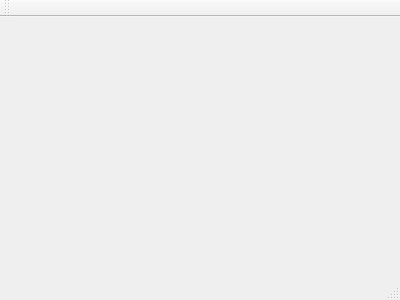
Qt form mainwindow.ui (xieyipeng/git-helper) before a commit.
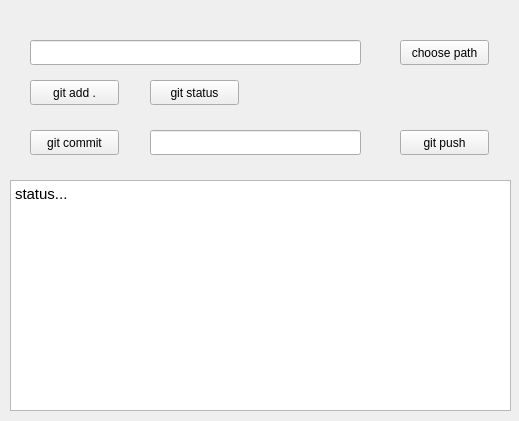
The same form after that commit.

The edit to the form file:
```diff
--- a/mainwindow.ui
+++ b/mainwindow.ui
@@ -1,24 +1,123 @@
 <ui version="4.0">
  <class>MainWindow</class>
- <widget class="QMainWindow" name="MainWindow" >
-  <property name="geometry" >
+ <widget class="QMainWindow" name="MainWindow">
+  <property name="geometry">
    <rect>
     <x>0</x>
     <y>0</y>
-    <width>400</width>
-    <height>300</height>
+    <width>519</width>
+    <height>421</height>
    </rect>
   </property>
   <property name="windowTitle" >
    <string>MainWindow</string>
   </property>
-  <widget class="QMenuBar" name="menuBar" />
-  <widget class="QToolBar" name="mainToolBar" />
-  <widget class="QWidget" name="centralWidget" />
-  <widget class="QStatusBar" name="statusBar" />
+  <widget class="QWidget" name="centralWidget">
+   <widget class="QPushButton" name="gitAdd">
+    <property name="geometry">
+     <rect>
+      <x>30</x>
+      <y>80</y>
+      <width>89</width>
+      <height>25</height>
+     </rect>
+    </property>
+    <property name="text">
+     <string>git add .</string>
+    </property>
+   </widget>
+   <widget class="QLineEdit" name="pathShow">
+    <property name="geometry">
+     <rect>
+      <x>30</x>
+      <y>40</y>
+      <width>331</width>
+      <height>25</height>
+     </rect>
+    </property>
+   </widget>
+   <widget class="QPushButton" name="choosePath">
+    <property name="geometry">
+     <rect>
+      <x>400</x>
+      <y>40</y>
+      <width>89</width>
+      <height>25</height>
+     </rect>
+    </property>
+    <property name="text">
+     <string>choose path</string>
+    </property>
+   </widget>
+   <widget class="QTextBrowser" name="statusMsg">
+    <property name="geometry">
+     <rect>
+      <x>10</x>
+      <y>180</y>
+      <width>501</width>
+      <height>231</height>
+     </rect>
+    </property>
+    <property name="html">
+     <string>&lt;!DOCTYPE HTML PUBLIC &quot;-//W3C//DTD HTML 4.0//EN&quot; &quot;http://www.w3.org/TR/REC-html40/strict.dtd&quot;&gt;
+&lt;html&gt;&lt;head&gt;&lt;meta name=&quot;qrichtext&quot; content=&quot;1&quot; /&gt;&lt;style type=&quot;text/css&quot;&gt;
+p, li { white-space: pre-wrap; }
+&lt;/style&gt;&lt;/head&gt;&lt;body style=&quot; font-family:'Ubuntu'; font-size:11pt; font-weight:400; font-style:normal;&quot;&gt;
+&lt;p style=&quot; margin-top:0px; margin-bottom:0px; margin-left:0px; margin-right:0px; -qt-block-indent:0; text-indent:0px;&quot;&gt;status...&lt;/p&gt;&lt;/body&gt;&lt;/html&gt;</string>
+    </property>
+   </widget>
+   <widget class="QPushButton" name="gitStatus">
+    <property name="geometry">
+     <rect>
+      <x>150</x>
+      <y>80</y>
+      <width>89</width>
+      <height>25</height>
+     </rect>
+    </property>
+    <property name="text">
+     <string>git status</string>
+    </property>
+   </widget>
+   <widget class="QPushButton" name="gitCommit">
+    <property name="geometry">
+     <rect>
+      <x>30</x>
+      <y>130</y>
+      <width>89</width>
+      <height>25</height>
+     </rect>
+    </property>
+    <property name="text">
+     <string>git commit</string>
+    </property>
+   </widget>
+   <widget class="QLineEdit" name="commitMsg">
+    <property name="geometry">
+     <rect>
+      <x>150</x>
+      <y>130</y>
+      <width>211</width>
+      <height>25</height>
+     </rect>
+    </property>
+   </widget>
+   <widget class="QPushButton" name="gitPush">
+    <property name="geometry">
+     <rect>
+      <x>400</x>
+      <y>130</y>
+      <width>89</width>
+      <height>25</height>
+     </rect>
+    </property>
+    <property name="text">
+     <string>git push</string>
+    </property>
+   </widget>
+  </widget>
  </widget>
- <layoutDefault spacing="6" margin="11" />
- <pixmapfunction></pixmapfunction>
+ <layoutdefault spacing="6" margin="11"/>
  <resources/>
  <connections/>
 </ui>
```
Left out of the diff: 3 changed lines with no effect on the pictures.
